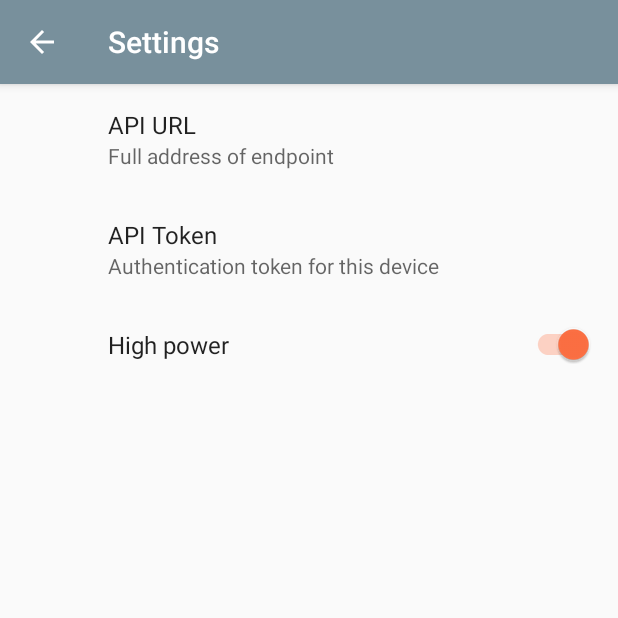
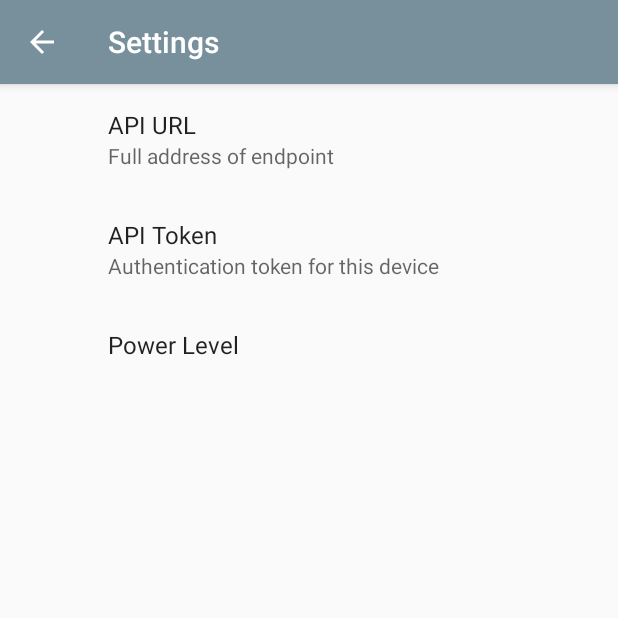
Before and after one commit to risingstar120/rfid-inventory, an Android app: the SettingsFragment screen opened directly, with no data from a screen before it, on a phone screen of 412 x 824 dp, the top half of it. Run offline under Robolectric (Android 15) with nearby library versions, the phone set to English and light mode, and no system bars; our stand-ins replace androidx.preference.

Commit message:
Get power level working properly

```diff
--- a/zebra-android/app/src/main/java/org/aeracode/inventory/clients/androidclient/RFIDHandler.java
+++ b/zebra-android/app/src/main/java/org/aeracode/inventory/clients/androidclient/RFIDHandler.java
@@ -263,8 +263,8 @@ class RFIDHandler implements Readers.RFIDReaderEventHandler {
                 // set antenna configurations
                 Antennas.AntennaRfConfig config = reader.Config.Antennas.getAntennaRfConfig(1);
                 SharedPreferences sharedPref = android.support.v7.preference.PreferenceManager.getDefaultSharedPreferences(context);
-                boolean highPower = sharedPref.getBoolean("highPower", true);
-                config.setTransmitPowerIndex(highPower ? MAX_POWER : MAX_POWER / 2);
+                String powerLevel = sharedPref.getString("powerLevel", "250");
+                config.setTransmitPowerIndex(Integer.parseInt(powerLevel));
                 config.setrfModeTableIndex(0);
                 config.setTari(0);
                 reader.Config.Antennas.setAntennaRfConfig(1, config);
--- a/zebra-android/app/src/main/res/xml/preferences.xml
+++ b/zebra-android/app/src/main/res/xml/preferences.xml
@@ -15,9 +15,12 @@
         android:singleLine="true"
         android:summary="Authentication token for this device"
         android:title="API Token" />
-    <SwitchPreferenceCompat
-        android:defaultValue="true"
-        android:key="highPower"
-        android:title="High power" />
+    <ListPreference
+        android:defaultValue="250"
+        android:key="powerLevel"
+        android:summary="%s"
+        android:entries="@array/powerLevelNames"
+        android:entryValues="@array/powerLevelValues"
+        android:title="Power Level" />
 
 </PreferenceScreen>
```
